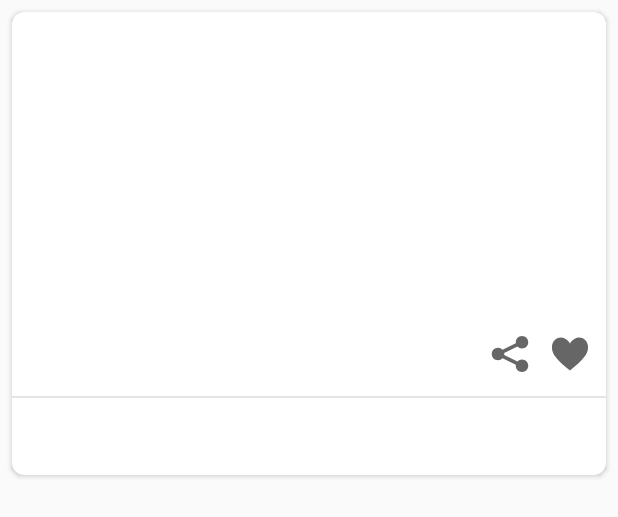
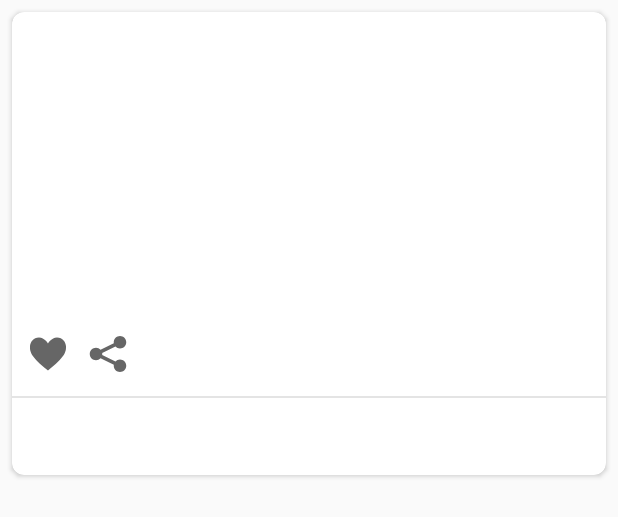
Before and after one commit to steeshock/StreetWorkout, an Android app: the layout place_item.xml on its own in the app's theme, with its tools: preview values and no code run, on a phone screen of 412 x 824 dp. Shown: the top 517 px of the screen. Run offline under Robolectric (Android 15) with nearby library versions, the phone set to English and light mode, and no system bars.

Commit message:
some fixes, replace icons

```diff
--- a/app/src/main/res/layout/place_item.xml
+++ b/app/src/main/res/layout/place_item.xml
@@ -28,7 +28,7 @@
 
         <LinearLayout
             android:layout_width="wrap_content"
-            android:layout_gravity="end"
+            android:layout_gravity="start"
             android:layout_height="wrap_content"
             android:orientation="horizontal">
 
@@ -36,10 +36,8 @@
                 android:layout_width="wrap_content"
                 android:layout_height="wrap_content"
                 android:layout_gravity="center"
-                android:layout_marginTop="@dimen/icon_margin"
-                android:layout_marginBottom="@dimen/icon_margin"
-                android:layout_marginEnd="@dimen/icon_margin"
-                android:src="@drawable/ic_share_24dp" />
+                android:layout_margin="@dimen/icon_margin"
+                android:src="@drawable/ic_heart_24dp" />
 
             <ImageView
                 android:layout_width="wrap_content"
@@ -47,8 +45,7 @@
                 android:layout_gravity="center"
                 android:layout_marginTop="@dimen/icon_margin"
                 android:layout_marginBottom="@dimen/icon_margin"
-                android:layout_marginEnd="@dimen/icon_margin"
-                android:src="@drawable/ic_heart_24dp" />
+                android:src="@drawable/ic_share_24dp" />
 
         </LinearLayout>
 
```
